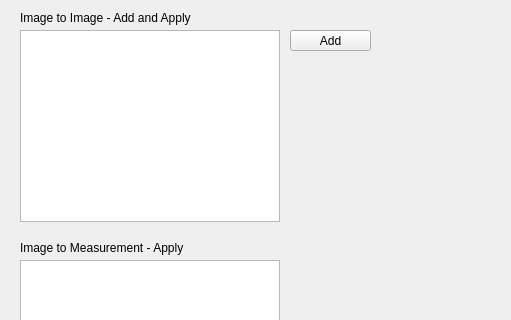
Old version of the form code/processespane.ui in the repository PamirGhimire/seeWithCpp; both pictures show x 0 to 511 and y 0 to 320 of the 654 by 492 pixel window.
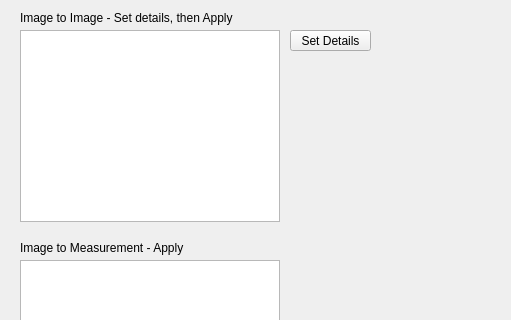
New version of the form.

Patch:
```diff
--- a/code/processespane.ui
+++ b/code/processespane.ui
@@ -59,7 +59,7 @@
     </rect>
    </property>
    <property name="text">
-    <string>Image to Image - Add and Apply </string>
+    <string>Image to Image - Set details, then Apply </string>
    </property>
   </widget>
   <widget class="QLabel" name="image2measurement">
@@ -105,7 +105,7 @@
     </rect>
    </property>
    <property name="text">
-    <string>Add</string>
+    <string>Set Details</string>
    </property>
   </widget>
  </widget>
```
